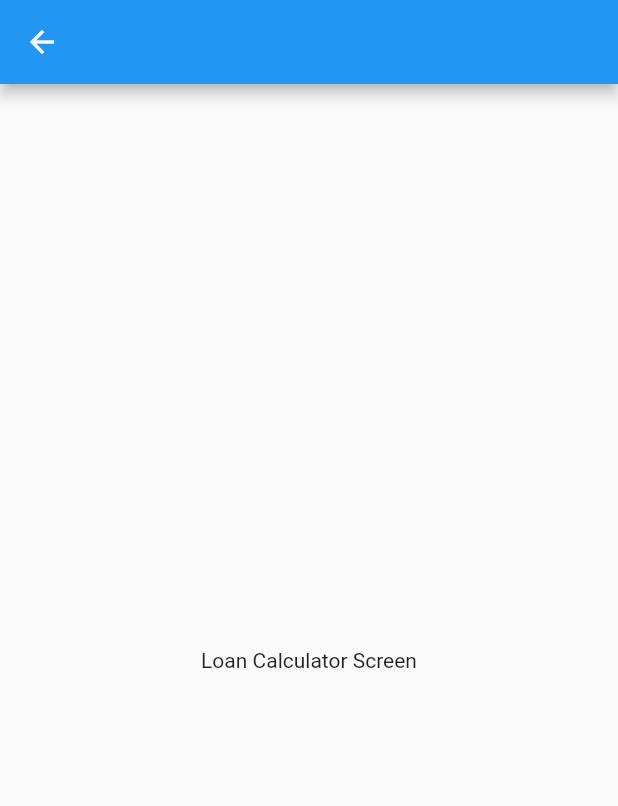
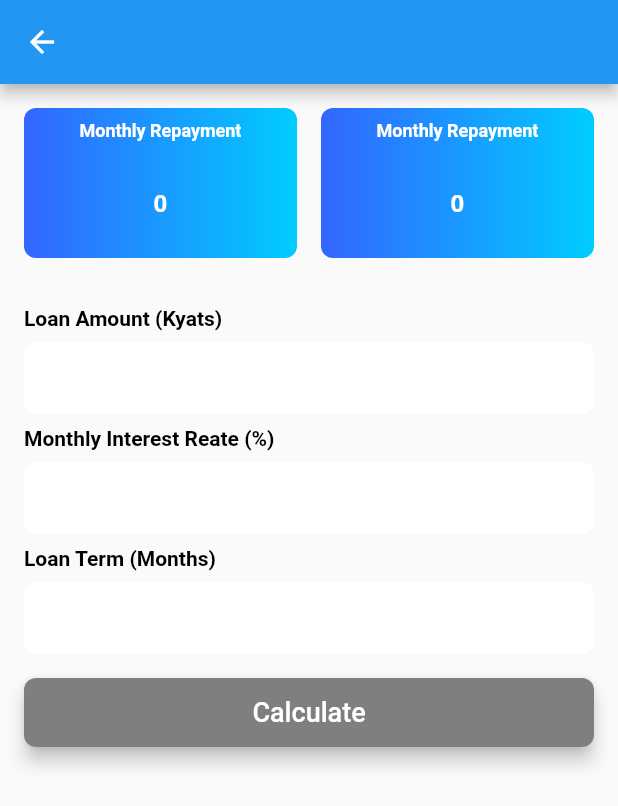
Before and after one commit to finiqmm/finq-mobile, a Flutter app: the LoanCalculatorScreen screen opened directly, on a phone screen of 412 x 824 dp. Shown: the top 806 px of the screen. Run offline on Flutter 3.47's test engine with Material 2 defaults, Android fonts, the light colour scheme and no system bars; our stand-ins replace bloc, cached_network_image, dartz, equatable, firebase_auth, firebase_core and 7 more; missing offline and left inert: firebase_auth_web, firebase_core_web, google_sign_in_web, pedantic, wakelock_web; accounts and stored records are empty; network calls fail.

Commit message:
loan calculator added

```diff
--- /dev/null
+++ b/lib/common/loancalculatorutil/loan_calculator_util.dart
@@ -0,0 +1,41 @@
+import 'dart:math';
+
+class LoanCalculatorUtil {
+  LoanCalculatorUtil._();
+
+  static double calPric(double p) {
+    return p;
+  }
+
+  static double calInt(double i) {
+    return (i / 100.0).toDouble();
+  }
+
+  static double calMonth(double i) {
+    return i;
+  }
+
+  static double calDvdnt(double rate, double months) {
+    return pow((rate + 1).toDouble(), months.toDouble()).toDouble();
+  }
+
+  static double calFinalDvdnt(double principal, double rate, double dvdnt) {
+    return principal * rate * dvdnt;
+  }
+
+  static double calDivider(double dvdnt) {
+    return dvdnt - 1;
+  }
+
+  static double calEmi(double fd, double d) {
+    return (fd ~/ d).toDouble();
+  }
+
+  static double calTa(double emi, double months) {
+    return emi * months;
+  }
+
+  static double calTotalInt(double ta, double principal) {
+    return ta - principal;
+  }
+}
--- /dev/null
+++ b/lib/presentation/colors/finq_colors.dart
@@ -0,0 +1,16 @@
+import 'package:flutter/material.dart';
+
+class FinQColors {
+  static const Color primaryLightGreen = Color(0xff8ff379);
+  static const Color primaryTealish = Color(0xff1cbdb4);
+  static const Color bgColor = Color(0xfff4f4f4);
+  static const Color white = Color(0xffffffff);
+  static const Color primaryTextColor = Color(0xff7F7F7F);
+
+  static const Color infoBoxColor = Color(0xfff4f4f5);
+
+  static const Color labelTextColor = Color(0xff7F7F7F);
+  static const Color incomeColor = Colors.blue;
+  static const Color expensesColor = Colors.red;
+  static const Color black = Colors.black;
+}
--- a/lib/presentation/journeys/loan_calculator/loan_calculator_screen.dart
+++ b/lib/presentation/journeys/loan_calculator/loan_calculator_screen.dart
@@ -1,15 +1,142 @@
+import 'package:finq/common/loancalculatorutil/loan_calculator_util.dart';
+import 'package:finq/presentation/widgets/finq_button.dart';
+import 'package:finq/presentation/widgets/finq_gradient_bg_box_decoration.dart';
+import 'package:finq/presentation/widgets/finq_text.dart';
+import 'package:finq/presentation/widgets/finq_text_field.dart';
 import 'package:flutter/material.dart';
 
-class LoanCalculatorScreen extends StatelessWidget {
-  const LoanCalculatorScreen({Key? key}) : super(key: key);
+class LoanCalculatorScreen extends StatefulWidget {
+  @override
+  _LoanCalculatorScreenState createState() => _LoanCalculatorScreenState();
+}
+
+class _LoanCalculatorScreenState extends State<LoanCalculatorScreen> {
+  final principalTextController = TextEditingController();
+  final interestTextController = TextEditingController();
+  final monthsTextController = TextEditingController();
+
+  var emi_total = 0;
+  var interest_total = 0;
 
   @override
   Widget build(BuildContext context) {
     return Scaffold(
       appBar: AppBar(),
-      body: Center(
-        child: Text('Loan Calculator Screen'),
+      body: Container(
+        padding: EdgeInsets.all(16.0),
+        child: Column(
+          children: [
+            Row(
+              children: [
+                Expanded(
+                    flex: 1,
+                    child: Container(
+                      height: 100,
+                      padding: EdgeInsets.all(8.0),
+                      decoration: FinQGradiantBgBoxDecoration().createElement(),
+                      child: Column(
+                        children: [
+                          FinQText(
+                            title: "Monthly Repayment",
+                            fontWeight: FontWeight.bold,
+                            size: 12.0,
+                            color: Colors.white,
+                          ),
+                          SizedBox(
+                            height: 32.0,
+                          ),
+                          FinQText(
+                            title: emi_total.toString(),
+                            fontWeight: FontWeight.bold,
+                            size: 16.0,
+                            color: Colors.white,
+                          ),
+                        ],
+                      ),
+                    )),
+                SizedBox(
+                  width: 16.0,
+                ),
+                Expanded(
+                    flex: 1,
+                    child: Container(
+                      height: 100,
+                      padding: EdgeInsets.all(8.0),
+                      decoration: FinQGradiantBgBoxDecoration().createElement(),
+                      child: Column(
+                        children: [
+                          FinQText(
+                            title: "Monthly Repayment",
+                            fontWeight: FontWeight.bold,
+                            size: 12.0,
+                            color: Colors.white,
+                          ),
+                          SizedBox(
+                            height: 32.0,
+                          ),
+                          FinQText(
+                            title: interest_total.toString(),
+                            fontWeight: FontWeight.bold,
+                            size: 16.0,
+                            color: Colors.white,
+                          ),
+                        ],
+                      ),
+                    )),
+              ],
+            ),
+            SizedBox(height: 32.0),
+            FinQTextField(
+                controller: principalTextController,
+                label: "Loan Amount (Kyats)"),
+            SizedBox(height: 8.0),
+            FinQTextField(
+                controller: interestTextController,
+                label: "Monthly Interest Reate (%)"),
+            SizedBox(height: 8.0),
+            FinQTextField(
+                controller: monthsTextController, label: "Loan Term (Months)"),
+            SizedBox(height: 16.0),
+            FinqButton(
+                onPressed: () {
+                  var value = calculate(
+                      double.parse(principalTextController.text),
+                      double.parse(interestTextController.text),
+                      double.parse(monthsTextController.text));
+
+                  print(value.toList()[0]);
+                  setState(() {
+                    emi_total = value.toList()[0];
+                    interest_total = value.toList()[1];
+                  });
+                },
+                title: "Calculate",
+                width: MediaQuery.of(context).size.width)
+          ],
+        ),
       ),
     );
   }
+
+  calculate(double p, double i, double y) {
+    double principal = LoanCalculatorUtil.calPric(p);
+
+    double rate = LoanCalculatorUtil.calInt(i);
+
+    double months = LoanCalculatorUtil.calMonth(y);
+
+    double dvdnt = LoanCalculatorUtil.calDvdnt(rate, months);
+
+    double fd = LoanCalculatorUtil.calFinalDvdnt(principal, rate, dvdnt);
+
+    double d = LoanCalculatorUtil.calDivider(dvdnt);
+
+    double emi = LoanCalculatorUtil.calEmi(fd, d);
+
+    double ta = LoanCalculatorUtil.calTa(emi, months);
+
+    double ti = LoanCalculatorUtil.calTotalInt(ta, principal);
+
+    return {emi, ti};
+  }
 }
--- /dev/null
+++ b/lib/presentation/widgets/finq_button.dart
@@ -0,0 +1,40 @@
+import 'package:flutter/material.dart';
+
+class FinqButton extends StatelessWidget {
+  FinqButton(
+      {required this.onPressed, required this.title, required this.width});
+  final GestureTapCallback? onPressed;
+  final String title;
+  final double width;
+
+  @override
+  Widget build(BuildContext context) {
+    return Container(
+      height: 46.0,
+      child: RaisedButton(
+        onPressed: onPressed,
+        elevation: 5,
+        shape: RoundedRectangleBorder(borderRadius: BorderRadius.circular(8.0)),
+        padding: EdgeInsets.all(0.0),
+        child: Ink(
+          decoration: BoxDecoration(
+              gradient: LinearGradient(
+                colors: [Color(0xff7F7F7F), Color(0xff7F7F7F)],
+                begin: Alignment.centerLeft,
+                end: Alignment.centerRight,
+              ),
+              borderRadius: BorderRadius.circular(8.0)),
+          child: Container(
+            constraints: BoxConstraints(maxWidth: width, minHeight: 50.0),
+            alignment: Alignment.center,
+            child: Text(
+              title,
+              textAlign: TextAlign.center,
+              style: TextStyle(color: Colors.white, fontSize: 18),
+            ),
+          ),
+        ),
+      ),
+    );
+  }
+}
--- /dev/null
+++ b/lib/presentation/widgets/finq_gradient_bg_box_decoration.dart
@@ -0,0 +1,19 @@
+import 'package:flutter/material.dart';
+
+class FinQGradiantBgBoxDecoration {
+  FinQGradiantBgBoxDecoration();
+  BoxDecoration createElement() {
+    return new BoxDecoration(
+      borderRadius: BorderRadius.all(Radius.circular(8.0)),
+      gradient: new LinearGradient(
+          colors: [
+            const Color(0xFF3366FF),
+            const Color(0xFF00CCFF),
+          ],
+          begin: const FractionalOffset(0.0, 0.0),
+          end: const FractionalOffset(1.0, 0.0),
+          stops: [0.0, 1.0],
+          tileMode: TileMode.clamp),
+    );
+  }
+}
--- /dev/null
+++ b/lib/presentation/widgets/finq_text.dart
@@ -0,0 +1,28 @@
+import 'package:flutter/material.dart';
+
+class FinQText extends StatelessWidget {
+  FinQText(
+      {required this.title,
+      this.textAlign = TextAlign.start,
+      this.onPressed,
+      this.size = 16,
+      this.color = const Color(0xff7F7F7F),
+      this.fontWeight = FontWeight.normal});
+  final String title;
+  final GestureTapCallback? onPressed;
+  final TextAlign? textAlign;
+  final double? size;
+  final FontWeight? fontWeight;
+  final Color? color;
+  @override
+  Widget build(BuildContext context) {
+    return GestureDetector(
+      onTap: onPressed,
+      child: Text(
+        title,
+        textAlign: textAlign,
+        style: TextStyle(color: color, fontSize: size, fontWeight: fontWeight),
+      ),
+    );
+  }
+}
--- /dev/null
+++ b/lib/presentation/widgets/finq_text_field.dart
@@ -0,0 +1,44 @@
+import 'package:finq/presentation/colors/finq_colors.dart';
+import 'package:flutter/material.dart';
+
+import 'finq_text.dart';
+
+class FinQTextField extends StatelessWidget {
+  FinQTextField({
+    this.controller,
+    required this.label,
+  });
+  final TextEditingController? controller;
+  final String label;
+  @override
+  Widget build(BuildContext context) {
+    return Column(
+      crossAxisAlignment: CrossAxisAlignment.start,
+      children: <Widget>[
+        FinQText(
+          title: label,
+          color: FinQColors.black,
+          fontWeight: FontWeight.bold,
+          size: 14,
+        ),
+        SizedBox(
+          height: 8.0,
+        ),
+        TextField(
+          controller: controller,
+          decoration: InputDecoration(
+              fillColor: Colors.white,
+              filled: true,
+              contentPadding: EdgeInsets.fromLTRB(20.0, 10.0, 20.0, 10.0),
+              enabledBorder: OutlineInputBorder(
+                borderRadius: BorderRadius.circular(8.0),
+                borderSide: BorderSide(
+                  width: 0,
+                  style: BorderStyle.none,
+                ),
+              )),
+        ),
+      ],
+    );
+  }
+}
```
Also changed, not shown: 1 other file.
